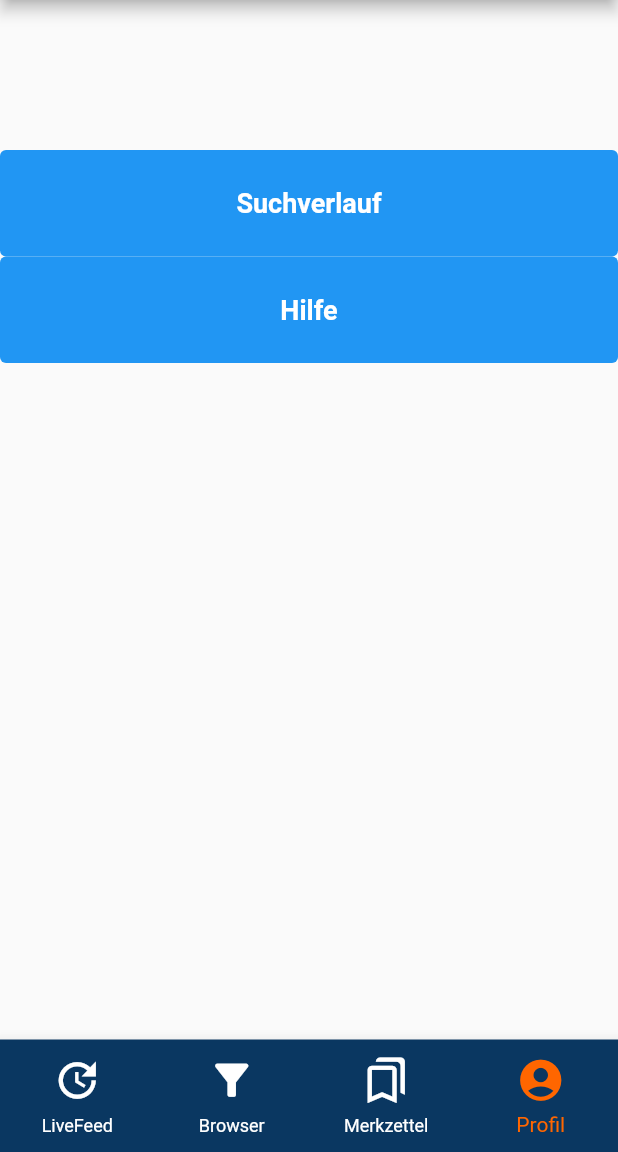
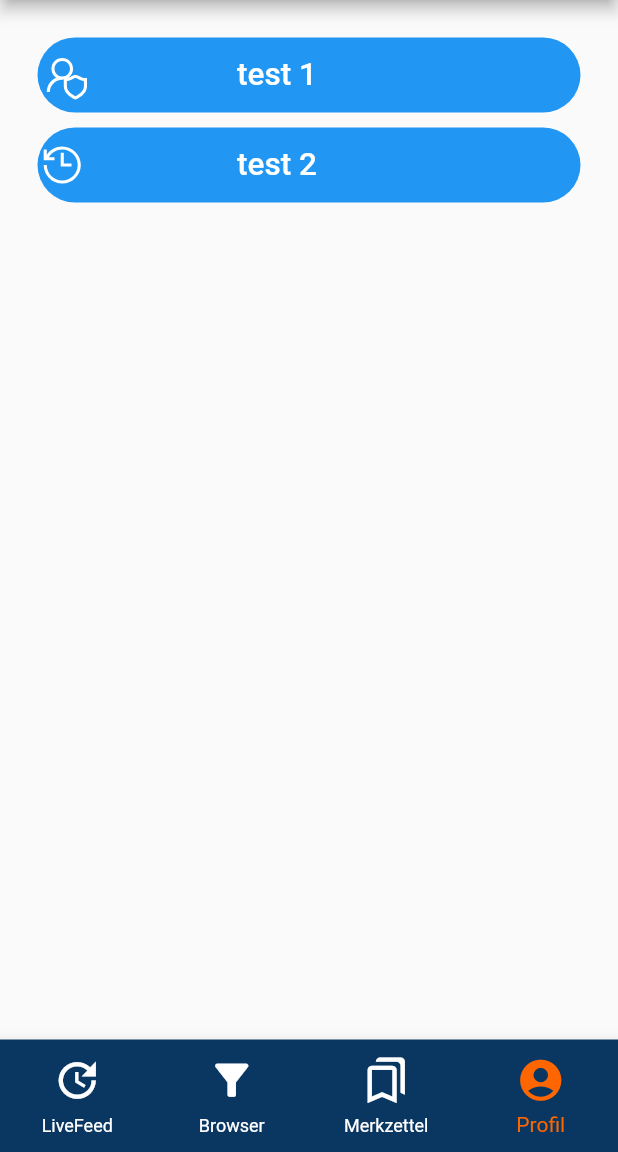
Before and after one commit to dimitarKolev99/flutter_project, a Flutter app: the screen it shows after launch, item 4 of the bottom bar chosen, on a phone screen of 412 x 824 dp, the part 84-1236 px from its top. Run offline on Flutter 3.47's test engine with Material 2 defaults, Android fonts, the phone set to English and light mode, and no system bars; our stand-ins replace line_awesome_flutter, shared_preferences; network calls fail.

Commit message:
added better profile design

```diff
--- a/lib/view/profile.dart
+++ b/lib/view/profile.dart
@@ -5,6 +5,7 @@ import 'package:penny_pincher/view/widget/article_card.dart';
 import 'package:flutter/material.dart';
 import 'package:penny_pincher/view/widget/article_search.dart';
 import 'dart:async';
+import 'package:line_awesome_flutter/line_awesome_flutter.dart';
 
 
 import 'package:penny_pincher/view/widget/browser_article_card.dart';
@@ -96,6 +97,7 @@ class _ProfilePageState extends State<ProfilePage> {
     double blockSizeHorizontal = displayWidth / 100; // bildschirmbreite in 1%
     double blockSizeVertical = displayHeight / 100; // bildschirmhöhe in 1%
     return Scaffold(
+      //ScreenUtil.init(context, height:896, width:414, allowFontScaling: true);
       appBar: AppBar(
           backgroundColor: ProductApi.darkBlue,
           title: Row(
@@ -148,7 +150,30 @@ class _ProfilePageState extends State<ProfilePage> {
               },
             )
           ]),
-      body: Container(
+      body: Column(
+        children: <Widget>[
+          SizedBox(height: 20),
+          Expanded(
+            child: ListView(
+              children: <Widget>[
+                ProfileListItem(
+                  icon: LineAwesomeIcons.user_shield,
+                  text: "test 1",
+                ),
+                ProfileListItem(
+                  icon: LineAwesomeIcons.history,
+                  text: "test 2",
+                ),
+              ],
+            )
+          )
+        ]
+      )
+
+
+
+      /*
+        Container(
         padding: EdgeInsets.symmetric(vertical: 100),
         child: Column(
           children: [
@@ -186,7 +211,46 @@ class _ProfilePageState extends State<ProfilePage> {
             ),
           ],
         ),
+      ),*/
+    );
+  }
+}
+
+class ProfileListItem extends StatelessWidget{
+  //Source: https://github.com/jameelsocorro/profile_app_ui/blob/master/lib/widgets/profile_list_item.dart
+  final IconData icon;
+  final String text;
+  final bool hasNavigation;
+
+  const ProfileListItem({
+    Key? key,
+    required this.icon,
+    required this.text,
+    this.hasNavigation = true,
+  }) : super(key: key);
+
+  @override
+  Widget build(BuildContext context) {
+    return Container(
+      height: 50,
+      margin: EdgeInsets.symmetric(horizontal: 25, vertical: 5),
+      decoration: BoxDecoration(
+        borderRadius: BorderRadius.circular(33),
+        color: Colors.blue,
+      ),
+      child: Row(
+        children: <Widget>[
+          Icon(this.icon, size: 33, color: Colors.white,),
+          SizedBox(width: 100),
+          Text(this.text,
+            style: TextStyle(
+              fontSize: 21,
+              fontWeight: FontWeight.w500,
+            ),
+          )],
       ),
     );
   }
+
+
 }
--- a/pubspec.yaml
+++ b/pubspec.yaml
@@ -29,6 +29,8 @@ environment:
 dependencies:
   flutter:
     sdk: flutter
+  flutter_screenutil: ^5.0.0+2
+  line_awesome_flutter: ^2.0.0
 
 
   # The following adds the Cupertino Icons font to your application.
```
Also changed, not shown: pubspec.lock.
